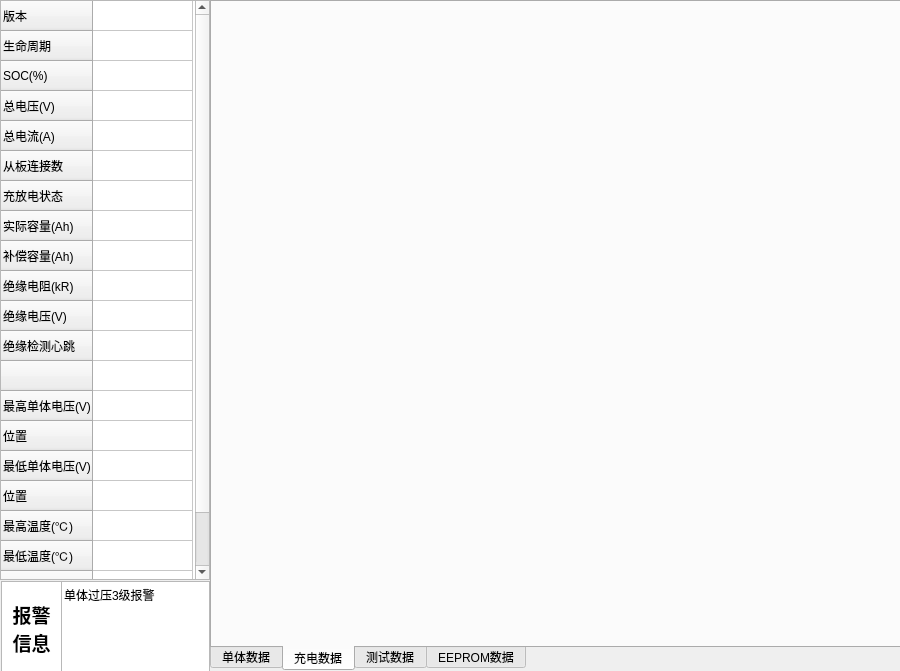
This is tkbmwidget.ui in 519822108/TKBM200V3 as Qt 5 draws it before an edit. The edited form follows.
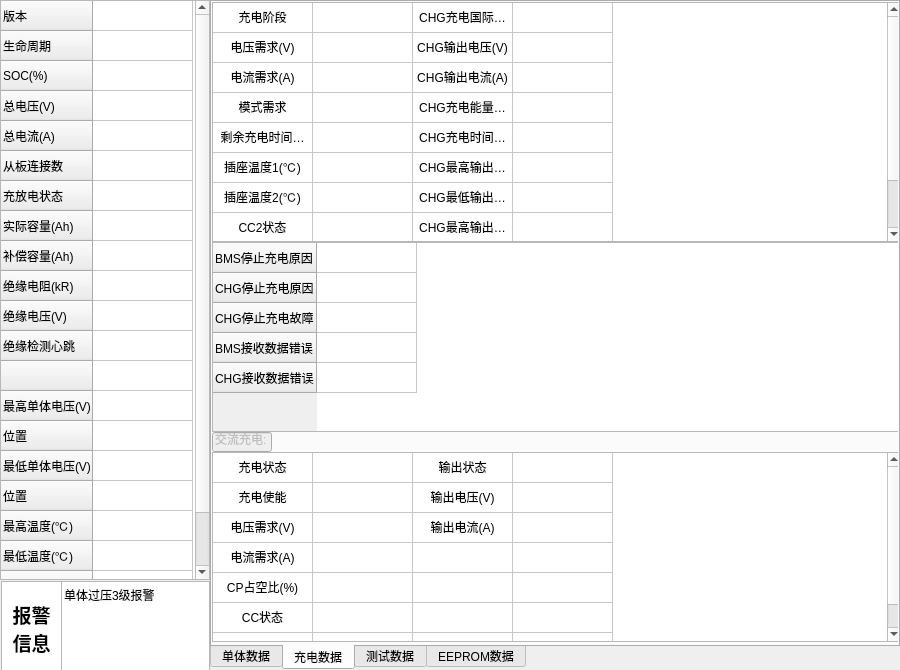
This is the edited form. The open tabs and pages were chosen to show the change.

```diff
--- a/tkbmwidget.ui
+++ b/tkbmwidget.ui
@@ -7,13 +7,19 @@
     <x>0</x>
     <y>0</y>
     <width>900</width>
-    <height>671</height>
+    <height>670</height>
    </rect>
   </property>
+  <property name="minimumSize">
+   <size>
+    <width>900</width>
+    <height>670</height>
+   </size>
+  </property>
   <property name="maximumSize">
    <size>
-    <width>1000</width>
-    <height>800</height>
+    <width>900</width>
+    <height>670</height>
    </size>
   </property>
   <property name="windowTitle">
@@ -329,14 +335,23 @@
    </item>
   </widget>
   <widget class="QTabWidget" name="tabWidget">
+   <property name="enabled">
+    <bool>true</bool>
+   </property>
    <property name="geometry">
     <rect>
      <x>210</x>
      <y>0</y>
-     <width>691</width>
-     <height>671</height>
+     <width>690</width>
+     <height>670</height>
     </rect>
    </property>
+   <property name="maximumSize">
+    <size>
+     <width>690</width>
+     <height>670</height>
+    </size>
+   </property>
    <property name="tabPosition">
     <enum>QTabWidget::South</enum>
    </property>
@@ -3195,6 +3210,826 @@
     <attribute name="title">
      <string>充电数据</string>
     </attribute>
+    <widget class="QTableWidget" name="tb_chg_info">
+     <property name="geometry">
+      <rect>
+       <x>0</x>
+       <y>0</y>
+       <width>690</width>
+       <height>240</height>
+      </rect>
+     </property>
+     <attribute name="horizontalHeaderVisible">
+      <bool>false</bool>
+     </attribute>
+     <attribute name="verticalHeaderVisible">
+      <bool>false</bool>
+     </attribute>
+     <row>
+      <property name="text">
+       <string>1</string>
+      </property>
+     </row>
+     <row>
+      <property name="text">
+       <string>2</string>
+      </property>
+     </row>
+     <row>
+      <property name="text">
+       <string>3</string>
+      </property>
+     </row>
+     <row>
+      <property name="text">
+       <string>4</string>
+      </property>
+     </row>
+     <row>
+      <property name="text">
+       <string>5</string>
+      </property>
+     </row>
+     <row>
+      <property name="text">
+       <string>6</string>
+      </property>
+     </row>
+     <row>
+      <property name="text">
+       <string>7</string>
+      </property>
+     </row>
+     <row>
+      <property name="text">
+       <string>8</string>
+      </property>
+     </row>
+     <row>
+      <property name="text">
+       <string>9</string>
+      </property>
+     </row>
+     <column>
+      <property name="text">
+       <string>1</string>
+      </property>
+     </column>
+     <column>
+      <property name="text">
+       <string>新建列</string>
+      </property>
+     </column>
+     <column>
+      <property name="text">
+       <string>2</string>
+      </property>
+     </column>
+     <column>
+      <property name="text">
+       <string>4</string>
+      </property>
+     </column>
+     <item row="0" column="0">
+      <property name="text">
+       <string>充电阶段</string>
+      </property>
+      <property name="textAlignment">
+       <set>AlignCenter</set>
+      </property>
+      <property name="flags">
+       <set>ItemIsDragEnabled|ItemIsUserCheckable|ItemIsEnabled</set>
+      </property>
+     </item>
+     <item row="0" column="1">
+      <property name="text">
+       <string/>
+      </property>
+      <property name="flags">
+       <set>ItemIsDragEnabled|ItemIsUserCheckable|ItemIsEnabled</set>
+      </property>
+     </item>
+     <item row="0" column="2">
+      <property name="text">
+       <string>CHG充电国际版本</string>
+      </property>
+      <property name="textAlignment">
+       <set>AlignCenter</set>
+      </property>
+      <property name="flags">
+       <set>ItemIsDragEnabled|ItemIsUserCheckable|ItemIsEnabled</set>
+      </property>
+     </item>
+     <item row="0" column="3">
+      <property name="text">
+       <string/>
+      </property>
+      <property name="flags">
+       <set>ItemIsDragEnabled|ItemIsUserCheckable|ItemIsEnabled</set>
+      </property>
+     </item>
+     <item row="1" column="0">
+      <property name="text">
+       <string>电压需求(V)</string>
+      </property>
+      <property name="textAlignment">
+       <set>AlignCenter</set>
+      </property>
+      <property name="flags">
+       <set>ItemIsDragEnabled|ItemIsUserCheckable|ItemIsEnabled</set>
+      </property>
+     </item>
+     <item row="1" column="1">
+      <property name="text">
+       <string/>
+      </property>
+      <property name="flags">
+       <set>ItemIsDragEnabled|ItemIsUserCheckable|ItemIsEnabled</set>
+      </property>
+     </item>
+     <item row="1" column="2">
+      <property name="text">
+       <string>CHG输出电压(V)</string>
+      </property>
+      <property name="textAlignment">
+       <set>AlignCenter</set>
+      </property>
+      <property name="flags">
+       <set>ItemIsDragEnabled|ItemIsUserCheckable|ItemIsEnabled</set>
+      </property>
+     </item>
+     <item row="1" column="3">
+      <property name="text">
+       <string/>
+      </property>
+      <property name="flags">
+       <set>ItemIsDragEnabled|ItemIsUserCheckable|ItemIsEnabled</set>
+      </property>
+     </item>
+     <item row="2" column="0">
+      <property name="text">
+       <string>电流需求(A)</string>
+      </property>
+      <property name="textAlignment">
+       <set>AlignCenter</set>
+      </property>
+      <property name="flags">
+       <set>ItemIsDragEnabled|ItemIsUserCheckable|ItemIsEnabled</set>
+      </property>
+     </item>
+     <item row="2" column="1">
+      <property name="text">
+       <string/>
+      </property>
+      <property name="flags">
+       <set>ItemIsDragEnabled|ItemIsUserCheckable|ItemIsEnabled</set>
+      </property>
+     </item>
+     <item row="2" column="2">
+      <property name="text">
+       <string>CHG输出电流(A)</string>
+      </property>
+      <property name="textAlignment">
+       <set>AlignCenter</set>
+      </property>
+      <property name="flags">
+       <set>ItemIsDragEnabled|ItemIsUserCheckable|ItemIsEnabled</set>
+      </property>
+     </item>
+     <item row="2" column="3">
+      <property name="text">
+       <string/>
+      </property>
+      <property name="flags">
+       <set>ItemIsDragEnabled|ItemIsUserCheckable|ItemIsEnabled</set>
+      </property>
+     </item>
+     <item row="3" column="0">
+      <property name="text">
+       <string>模式需求</string>
+      </property>
+      <property name="textAlignment">
+       <set>AlignCenter</set>
+      </property>
+      <property name="flags">
+       <set>ItemIsDragEnabled|ItemIsUserCheckable|ItemIsEnabled</set>
+      </property>
+     </item>
+     <item row="3" column="1">
+      <property name="text">
+       <string/>
+      </property>
+      <property name="flags">
+       <set>ItemIsDragEnabled|ItemIsUserCheckable|ItemIsEnabled</set>
+      </property>
+     </item>
+     <item row="3" column="2">
+      <property name="text">
+       <string>CHG充电能量(Kwh)</string>
+      </property>
+      <property name="textAlignment">
+       <set>AlignCenter</set>
+      </property>
+      <property name="flags">
+       <set>ItemIsDragEnabled|ItemIsUserCheckable|ItemIsEnabled</set>
+      </property>
+     </item>
+     <item row="3" column="3">
+      <property name="text">
+       <string/>
+      </property>
+      <property name="flags">
+       <set>ItemIsDragEnabled|ItemIsUserCheckable|ItemIsEnabled</set>
+      </property>
+     </item>
+     <item row="4" column="0">
+      <property name="text">
+       <string>剩余充电时间(Min)</string>
+      </property>
+      <property name="textAlignment">
+       <set>AlignCenter</set>
+      </property>
+      <property name="flags">
+       <set>ItemIsDragEnabled|ItemIsUserCheckable|ItemIsEnabled</set>
+      </property>
+     </item>
+     <item row="4" column="1">
+      <property name="text">
+       <string/>
+      </property>
+      <property name="flags">
+       <set>ItemIsDragEnabled|ItemIsUserCheckable|ItemIsEnabled</set>
+      </property>
+     </item>
+     <item row="4" column="2">
+      <property name="text">
+       <string>CHG充电时间(Min)</string>
+      </property>
+      <property name="textAlignment">
+       <set>AlignCenter</set>
+      </property>
+      <property name="flags">
+       <set>ItemIsDragEnabled|ItemIsUserCheckable|ItemIsEnabled</set>
+      </property>
+     </item>
+     <item row="4" column="3">
+      <property name="text">
+       <string/>
+      </property>
+      <property name="flags">
+       <set>ItemIsDragEnabled|ItemIsUserCheckable|ItemIsEnabled</set>
+      </property>
+     </item>
+     <item row="5" column="0">
+      <property name="text">
+       <string>插座温度1(℃)</string>
+      </property>
+      <property name="textAlignment">
+       <set>AlignCenter</set>
+      </property>
+      <property name="flags">
+       <set>ItemIsDragEnabled|ItemIsUserCheckable|ItemIsEnabled</set>
+      </property>
+     </item>
+     <item row="5" column="1">
+      <property name="text">
+       <string/>
+      </property>
+      <property name="flags">
+       <set>ItemIsDragEnabled|ItemIsUserCheckable|ItemIsEnabled</set>
+      </property>
+     </item>
+     <item row="5" column="2">
+      <property name="text">
+       <string>CHG最高输出电压(V)</string>
+      </property>
+      <property name="textAlignment">
+       <set>AlignCenter</set>
+      </property>
+      <property name="flags">
+       <set>ItemIsDragEnabled|ItemIsUserCheckable|ItemIsEnabled</set>
+      </property>
+     </item>
+     <item row="5" column="3">
+      <property name="text">
+       <string/>
+      </property>
+      <property name="flags">
+       <set>ItemIsDragEnabled|ItemIsUserCheckable|ItemIsEnabled</set>
+      </property>
+     </item>
+     <item row="6" column="0">
+      <property name="text">
+       <string>插座温度2(℃)</string>
+      </property>
+      <property name="textAlignment">
+       <set>AlignCenter</set>
+      </property>
+      <property name="flags">
+       <set>ItemIsDragEnabled|ItemIsUserCheckable|ItemIsEnabled</set>
+      </property>
+     </item>
+     <item row="6" column="1">
+      <property name="text">
+       <string/>
+      </property>
+      <property name="flags">
+       <set>ItemIsDragEnabled|ItemIsUserCheckable|ItemIsEnabled</set>
+      </property>
+     </item>
+     <item row="6" column="2">
+      <property name="text">
+       <string>CHG最低输出电压(V)</string>
+      </property>
+      <property name="textAlignment">
+       <set>AlignCenter</set>
+      </property>
+      <property name="flags">
+       <set>ItemIsDragEnabled|ItemIsUserCheckable|ItemIsEnabled</set>
+      </property>
+     </item>
+     <item row="6" column="3">
+      <property name="text">
+       <string/>
+      </property>
+      <property name="flags">
+       <set>ItemIsDragEnabled|ItemIsUserCheckable|ItemIsEnabled</set>
+      </property>
+     </item>
+     <item row="7" column="0">
+      <property name="text">
+       <string>CC2状态</string>
+      </property>
+      <property name="textAlignment">
+       <set>AlignCenter</set>
+      </property>
+      <property name="flags">
+       <set>ItemIsDragEnabled|ItemIsUserCheckable|ItemIsEnabled</set>
+      </property>
+     </item>
+     <item row="7" column="1">
+      <property name="flags">
+       <set>ItemIsDragEnabled|ItemIsUserCheckable|ItemIsEnabled</set>
+      </property>
+     </item>
+     <item row="7" column="2">
+      <property name="text">
+       <string>CHG最高输出电流(A)</string>
+      </property>
+      <property name="textAlignment">
+       <set>AlignCenter</set>
+      </property>
+      <property name="flags">
+       <set>ItemIsDragEnabled|ItemIsUserCheckable|ItemIsEnabled</set>
+      </property>
+     </item>
+     <item row="7" column="3">
+      <property name="flags">
+       <set>ItemIsDragEnabled|ItemIsUserCheckable|ItemIsEnabled</set>
+      </property>
+     </item>
+     <item row="8" column="0">
+      <property name="text">
+       <string>CC2频率(Hz)</string>
+      </property>
+      <property name="textAlignment">
+       <set>AlignCenter</set>
+      </property>
+      <property name="flags">
+       <set>ItemIsDragEnabled|ItemIsUserCheckable|ItemIsEnabled</set>
+      </property>
+     </item>
+     <item row="8" column="1">
+      <property name="flags">
+       <set>ItemIsDragEnabled|ItemIsUserCheckable|ItemIsEnabled</set>
+      </property>
+     </item>
+     <item row="8" column="2">
+      <property name="text">
+       <string>CHG最低输出电流(A)</string>
+      </property>
+      <property name="textAlignment">
+       <set>AlignCenter</set>
+      </property>
+      <property name="flags">
+       <set>ItemIsDragEnabled|ItemIsUserCheckable|ItemIsEnabled</set>
+      </property>
+     </item>
+     <item row="8" column="3">
+      <property name="flags">
+       <set>ItemIsDragEnabled|ItemIsUserCheckable|ItemIsEnabled</set>
+      </property>
+     </item>
+    </widget>
+    <widget class="QTableWidget" name="tb_chg_err">
+     <property name="geometry">
+      <rect>
+       <x>0</x>
+       <y>240</y>
+       <width>690</width>
+       <height>190</height>
+      </rect>
+     </property>
+     <attribute name="horizontalHeaderVisible">
+      <bool>false</bool>
+     </attribute>
+     <row>
+      <property name="text">
+       <string>BMS停止充电原因</string>
+      </property>
+     </row>
+     <row>
+      <property name="text">
+       <string>CHG停止充电原因</string>
+      </property>
+     </row>
+     <row>
+      <property name="text">
+       <string>CHG停止充电故障</string>
+      </property>
+     </row>
+     <row>
+      <property name="text">
+       <string>BMS接收数据错误</string>
+      </property>
+     </row>
+     <row>
+      <property name="text">
+       <string>CHG接收数据错误</string>
+      </property>
+     </row>
+     <column>
+      <property name="text">
+       <string>1</string>
+      </property>
+     </column>
+     <item row="0" column="0">
+      <property name="flags">
+       <set>ItemIsDragEnabled|ItemIsUserCheckable|ItemIsEnabled</set>
+      </property>
+     </item>
+     <item row="1" column="0">
+      <property name="flags">
+       <set>ItemIsDragEnabled|ItemIsUserCheckable|ItemIsEnabled</set>
+      </property>
+     </item>
+     <item row="2" column="0">
+      <property name="flags">
+       <set>ItemIsDragEnabled|ItemIsUserCheckable|ItemIsEnabled</set>
+      </property>
+     </item>
+     <item row="3" column="0">
+      <property name="flags">
+       <set>ItemIsDragEnabled|ItemIsUserCheckable|ItemIsEnabled</set>
+      </property>
+     </item>
+     <item row="4" column="0">
+      <property name="flags">
+       <set>ItemIsDragEnabled|ItemIsUserCheckable|ItemIsEnabled</set>
+      </property>
+     </item>
+    </widget>
+    <widget class="QLineEdit" name="lineEdit_2">
+     <property name="enabled">
+      <bool>false</bool>
+     </property>
+     <property name="geometry">
+      <rect>
+       <x>0</x>
+       <y>430</y>
+       <width>60</width>
+       <height>20</height>
+      </rect>
+     </property>
+     <property name="text">
+      <string>交流充电:</string>
+     </property>
+    </widget>
+    <widget class="QTableWidget" name="tb_need">
+     <property name="geometry">
+      <rect>
+       <x>0</x>
+       <y>450</y>
+       <width>690</width>
+       <height>190</height>
+      </rect>
+     </property>
+     <attribute name="horizontalHeaderVisible">
+      <bool>false</bool>
+     </attribute>
+     <attribute name="verticalHeaderVisible">
+      <bool>false</bool>
+     </attribute>
+     <row>
+      <property name="text">
+       <string>0</string>
+      </property>
+     </row>
+     <row>
+      <property name="text">
+       <string>1</string>
+      </property>
+     </row>
+     <row>
+      <property name="text">
+       <string>2</string>
+      </property>
+     </row>
+     <row>
+      <property name="text">
+       <string>3</string>
+      </property>
+     </row>
+     <row>
+      <property name="text">
+       <string>4</string>
+      </property>
+     </row>
+     <row>
+      <property name="text">
+       <string>5</string>
+      </property>
+     </row>
+     <row>
+      <property name="text">
+       <string>7</string>
+      </property>
+     </row>
+     <column>
+      <property name="text">
+       <string>0</string>
+      </property>
+     </column>
+     <column>
+      <property name="text">
+       <string>1</string>
+      </property>
+     </column>
+     <column>
+      <property name="text">
+       <string>2</string>
+      </property>
+     </column>
+     <column>
+      <property name="text">
+       <string>4</string>
+      </property>
+     </column>
+     <item row="0" column="0">
+      <property name="text">
+       <string>充电状态</string>
+      </property>
+      <property name="textAlignment">
+       <set>AlignCenter</set>
+      </property>
+      <property name="flags">
+       <set>ItemIsDragEnabled|ItemIsUserCheckable|ItemIsEnabled</set>
+      </property>
+     </item>
+     <item row="0" column="1">
+      <property name="text">
+       <string/>
+      </property>
+      <property name="flags">
+       <set>ItemIsDragEnabled|ItemIsUserCheckable|ItemIsEnabled</set>
+      </property>
+     </item>
+     <item row="0" column="2">
+      <property name="text">
+       <string>输出状态</string>
+      </property>
+      <property name="textAlignment">
+       <set>AlignCenter</set>
+      </property>
+      <property name="flags">
+       <set>ItemIsDragEnabled|ItemIsUserCheckable|ItemIsEnabled</set>
+      </property>
+     </item>
+     <item row="0" column="3">
+      <property name="text">
+       <string/>
+      </property>
+      <property name="flags">
+       <set>ItemIsDragEnabled|ItemIsUserCheckable|ItemIsEnabled</set>
+      </property>
+     </item>
+     <item row="1" column="0">
+      <property name="text">
+       <string>充电使能</string>
+      </property>
+      <property name="textAlignment">
+       <set>AlignCenter</set>
+      </property>
+      <property name="flags">
+       <set>ItemIsDragEnabled|ItemIsUserCheckable|ItemIsEnabled</set>
+      </property>
+     </item>
+     <item row="1" column="1">
+      <property name="text">
+       <string/>
+      </property>
+      <property name="flags">
+       <set>ItemIsDragEnabled|ItemIsUserCheckable|ItemIsEnabled</set>
+      </property>
+     </item>
+     <item row="1" column="2">
+      <property name="text">
+       <string>输出电压(V)</string>
+      </property>
+      <property name="textAlignment">
+       <set>AlignCenter</set>
+      </property>
+      <property name="flags">
+       <set>ItemIsDragEnabled|ItemIsUserCheckable|ItemIsEnabled</set>
+      </property>
+     </item>
+     <item row="1" column="3">
+      <property name="text">
+       <string/>
+      </property>
+      <property name="flags">
+       <set>ItemIsDragEnabled|ItemIsUserCheckable|ItemIsEnabled</set>
+      </property>
+     </item>
+     <item row="2" column="0">
+      <property name="text">
+       <string>电压需求(V)</string>
+      </property>
+      <property name="textAlignment">
+       <set>AlignCenter</set>
+      </property>
+      <property name="flags">
+       <set>ItemIsDragEnabled|ItemIsUserCheckable|ItemIsEnabled</set>
+      </property>
+     </item>
+     <item row="2" column="1">
+      <property name="text">
+       <string/>
+      </property>
+      <property name="flags">
+       <set>ItemIsDragEnabled|ItemIsUserCheckable|ItemIsEnabled</set>
+      </property>
+     </item>
+     <item row="2" column="2">
+      <property name="text">
+       <string>输出电流(A)</string>
+      </property>
+      <property name="textAlignment">
+       <set>AlignCenter</set>
+      </property>
+      <property name="flags">
+       <set>ItemIsDragEnabled|ItemIsUserCheckable|ItemIsEnabled</set>
+      </property>
+     </item>
+     <item row="2" column="3">
+      <property name="text">
+       <string/>
+      </property>
+      <property name="flags">
+       <set>ItemIsDragEnabled|ItemIsUserCheckable|ItemIsEnabled</set>
+      </property>
+     </item>
+     <item row="3" column="0">
+      <property name="text">
+       <string>电流需求(A)</string>
+      </property>
+      <property name="textAlignment">
+       <set>AlignCenter</set>
+      </property>
+      <property name="flags">
+       <set>ItemIsDragEnabled|ItemIsUserCheckable|ItemIsEnabled</set>
+      </property>
+     </item>
+     <item row="3" column="1">
+      <property name="text">
+       <string/>
+      </property>
+      <property name="flags">
+       <set>ItemIsDragEnabled|ItemIsUserCheckable|ItemIsEnabled</set>
+      </property>
+     </item>
+     <item row="3" column="2">
+      <property name="text">
+       <string/>
+      </property>
+      <property name="flags">
+       <set>ItemIsDragEnabled|ItemIsUserCheckable|ItemIsEnabled</set>
+      </property>
+     </item>
+     <item row="3" column="3">
+      <property name="text">
+       <string/>
+      </property>
+      <property name="flags">
+       <set>ItemIsDragEnabled|ItemIsUserCheckable|ItemIsEnabled</set>
+      </property>
+     </item>
+     <item row="4" column="0">
+      <property name="text">
+       <string>CP占空比(%)</string>
+      </property>
+      <property name="textAlignment">
+       <set>AlignCenter</set>
+      </property>
+      <property name="flags">
+       <set>ItemIsDragEnabled|ItemIsUserCheckable|ItemIsEnabled</set>
+      </property>
+     </item>
+     <item row="4" column="1">
+      <property name="text">
+       <string/>
+      </property>
+      <property name="flags">
+       <set>ItemIsDragEnabled|ItemIsUserCheckable|ItemIsEnabled</set>
+      </property>
+     </item>
+     <item row="4" column="2">
+      <property name="text">
+       <string/>
+      </property>
+      <property name="flags">
+       <set>ItemIsDragEnabled|ItemIsUserCheckable|ItemIsEnabled</set>
+      </property>
+     </item>
+     <item row="4" column="3">
+      <property name="text">
+       <string/>
+      </property>
+      <property name="flags">
+       <set>ItemIsDragEnabled|ItemIsUserCheckable|ItemIsEnabled</set>
+      </property>
+     </item>
+     <item row="5" column="0">
+      <property name="text">
+       <string>CC状态</string>
+      </property>
+      <property name="textAlignment">
+       <set>AlignCenter</set>
+      </property>
+      <property name="flags">
+       <set>ItemIsDragEnabled|ItemIsUserCheckable|ItemIsEnabled</set>
+      </property>
+     </item>
+     <item row="5" column="1">
+      <property name="text">
+       <string/>
+      </property>
+      <property name="flags">
+       <set>ItemIsDragEnabled|ItemIsUserCheckable|ItemIsEnabled</set>
+      </property>
+     </item>
+     <item row="5" column="2">
+      <property name="text">
+       <string/>
+      </property>
+      <property name="flags">
+       <set>ItemIsDragEnabled|ItemIsUserCheckable|ItemIsEnabled</set>
+      </property>
+     </item>
+     <item row="5" column="3">
+      <property name="text">
+       <string/>
+      </property>
+      <property name="flags">
+       <set>ItemIsDragEnabled|ItemIsUserCheckable|ItemIsEnabled</set>
+      </property>
+     </item>
+     <item row="6" column="0">
+      <property name="text">
+       <string>CC频率(Hz)</string>
+      </property>
+      <property name="textAlignment">
+       <set>AlignCenter</set>
+      </property>
+      <property name="flags">
+       <set>ItemIsDragEnabled|ItemIsUserCheckable|ItemIsEnabled</set>
+      </property>
+     </item>
+     <item row="6" column="1">
+      <property name="text">
+       <string/>
+      </property>
+      <property name="flags">
+       <set>ItemIsDragEnabled|ItemIsUserCheckable|ItemIsEnabled</set>
+      </property>
+     </item>
+     <item row="6" column="2">
+      <property name="text">
+       <string/>
+      </property>
+      <property name="flags">
+       <set>ItemIsDragEnabled|ItemIsUserCheckable|ItemIsEnabled</set>
+      </property>
+     </item>
+     <item row="6" column="3">
+      <property name="text">
+       <string/>
+      </property>
+      <property name="flags">
+       <set>ItemIsDragEnabled|ItemIsUserCheckable|ItemIsEnabled</set>
+      </property>
+     </item>
+    </widget>
    </widget>
    <widget class="QWidget" name="tab_3">
     <attribute name="title">
```
Left out of the diff: 430 changed lines with no effect on the pictures.
